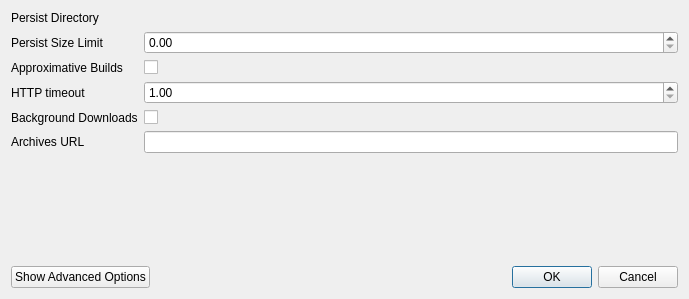
Before: the Qt Designer form gui/mozregui/ui/global_prefs.ui in mozilla/mozregression, drawn with Qt 5.
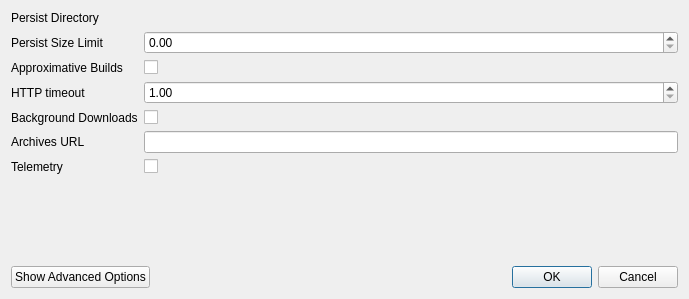
After: the same form once the commit is applied. Custom widgets are drawn as their Qt base class.

Commit message: Bug 1581647 - Add glean-based telemetry to mozregression (#569)

Diff of the .ui file:
```diff
--- a/gui/mozregui/ui/global_prefs.ui
+++ b/gui/mozregui/ui/global_prefs.ui
@@ -116,6 +116,19 @@
      <item row="5" column="1">
       <widget class="QLineEdit" name="archive_base_url"/>
      </item>
+     <item row="6" column="0">
+      <widget class="QLabel" name="telemetryLabel">
+       <property name="toolTip">
+        <string>Send anonymized data on mozregression usage to Mozilla</string>
+       </property>
+       <property name="text">
+        <string>Telemetry</string>
+       </property>
+      </widget>
+     </item>
+     <item row="6" column="1">
+      <widget class="QCheckBox" name="enable_telemetry"/>
+     </item>
     </layout>
    </item>
    <item>
```
The commit also changes 21 other files.
